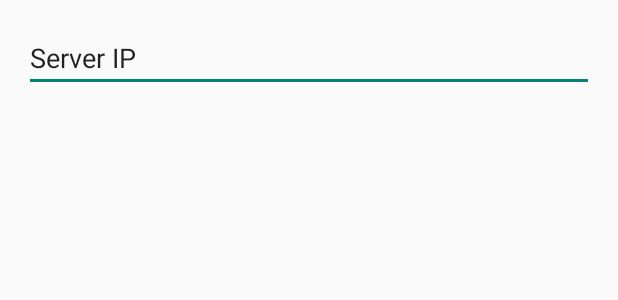
After one commit to sebva/Chibre-Client, an Android app: the layout activity_connect.xml on its own in the app's theme, with its tools: preview values and no code run, on a phone screen of 412 x 824 dp. The commit adds this screen. Shown: the top 300 px of the screen. Run offline under Robolectric (Android 15) with nearby library versions, the phone set to English and light mode, and no system bars; network calls fail.

Commit message:
Socket connection + cleanup gitignore

```diff
--- /dev/null
+++ b/Chibre-Client/src/main/res/layout/activity_connect.xml
@@ -0,0 +1,17 @@
+<RelativeLayout xmlns:android="http://schemas.android.com/apk/res/android"
+    xmlns:tools="http://schemas.android.com/tools"
+    android:layout_width="match_parent"
+    android:layout_height="match_parent"
+    android:paddingLeft="@dimen/activity_horizontal_margin"
+    android:paddingRight="@dimen/activity_horizontal_margin"
+    android:paddingTop="@dimen/activity_vertical_margin"
+    android:paddingBottom="@dimen/activity_vertical_margin"
+    tools:context="ch.hearc.dotnet.chibreclient.myapplication.app.ConnectActivity">
+
+    <EditText
+            android:layout_width="wrap_content"
+            android:layout_height="wrap_content"
+            android:id="@+id/server_ip" android:layout_alignParentTop="true" android:layout_alignParentLeft="true"
+            android:layout_alignParentStart="true" android:layout_alignParentRight="true"
+            android:layout_alignParentEnd="true" android:text="@string/server_ip"/>
+</RelativeLayout>
--- /dev/null
+++ b/Chibre-Client/src/main/res/values-w820dp/dimens.xml
@@ -0,0 +1,6 @@
+<resources>
+    <!-- Example customization of dimensions originally defined in res/values/dimens.xml
+         (such as screen margins) for screens with more than 820dp of available width. This
+         would include 7" and 10" devices in landscape (~960dp and ~1280dp respectively). -->
+    <dimen name="activity_horizontal_margin">64dp</dimen>
+</resources>
--- /dev/null
+++ b/Chibre-Client/src/main/res/values/dimens.xml
@@ -0,0 +1,6 @@
+<resources>
+    <!-- Default screen margins, per the Android Design guidelines. -->
+    <dimen name="activity_horizontal_margin">16dp</dimen>
+    <dimen name="activity_vertical_margin">16dp</dimen>
+
+    </resources>
--- a/Chibre-Client/src/main/res/values/strings.xml
+++ b/Chibre-Client/src/main/res/values/strings.xml
@@ -1,8 +1,12 @@
 <?xml version="1.0" encoding="utf-8"?>
 <resources>
 
-    <string name="app_name">My Application</string>
+    <string name="app_name">C#ibre</string>
     <string name="dummy_button">Dummy Button</string>
     <string name="dummy_content">DUMMY\nCONTENT</string>
+    <string name="title_activity_connect">ConnectActivity</string>
+    <string name="hello_world">Hello world!</string>
+    <string name="server_ip">Server IP</string>
+    <string name="connect_server">Connect to server</string>
 
 </resources>
```
Also changed, not shown: Chibre-Client/src/main/AndroidManifest.xml (+9 -3 lines), Chibre-Client/src/main/java/ch/hearc/dotnet/chibreclient/myapplication/app/Announce.java (added, +7 -0 lines), Chibre-Client/src/main/java/ch/hearc/dotnet/chibreclient/myapplication/app/Card.java (added, +7 -0 lines), Chibre-Client/src/main/java/ch/hearc/dotnet/chibreclient/myapplication/app/ConnectActivity.java (added, +86 -0 lines), Chibre-Client/src/main/java/ch/hearc/dotnet/chibreclient/myapplication/app/ConnectionManager.java (added, +68 -0 lines), Chibre-Client/src/main/java/ch/hearc/dotnet/chibreclient/myapplication/app/Game.java (added, +23 -0 lines), Chibre-Client/src/main/java/ch/hearc/dotnet/chibreclient/myapplication/app/Message.java (added, +10 -0 lines), Chibre-Client/src/main/java/ch/hearc/dotnet/chibreclient/myapplication/app/Packet.java (added, +17 -0 lines), Chibre-Client/src/main/res/menu/connect.xml (added, +13 -0 lines), 3 other files.
